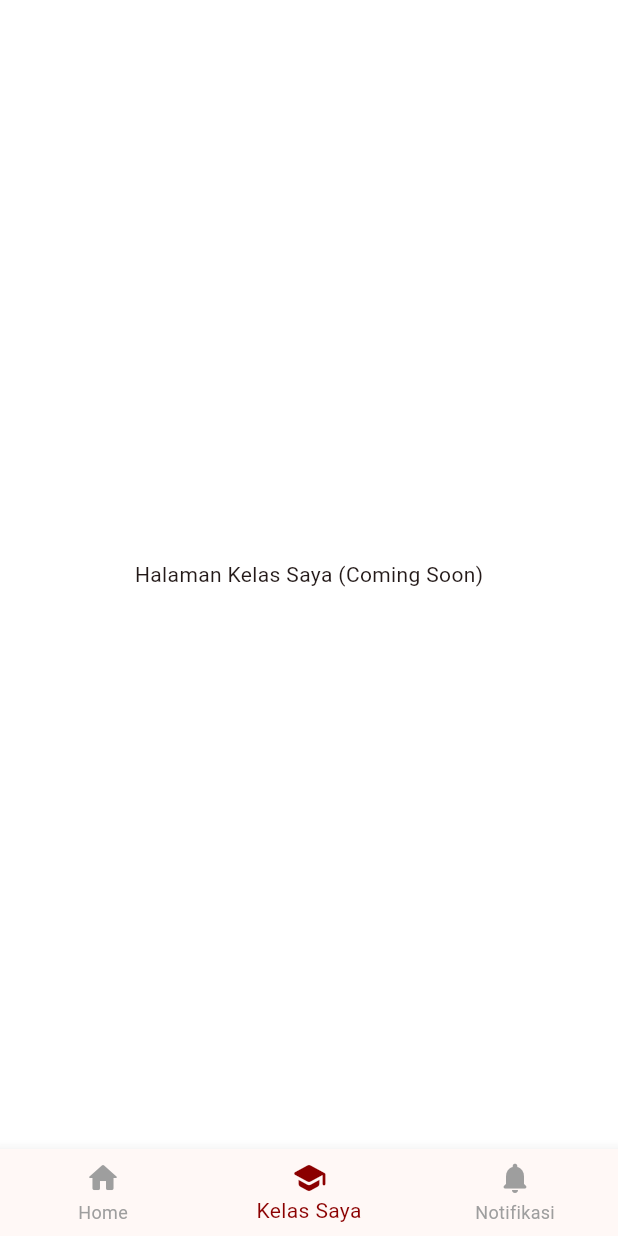
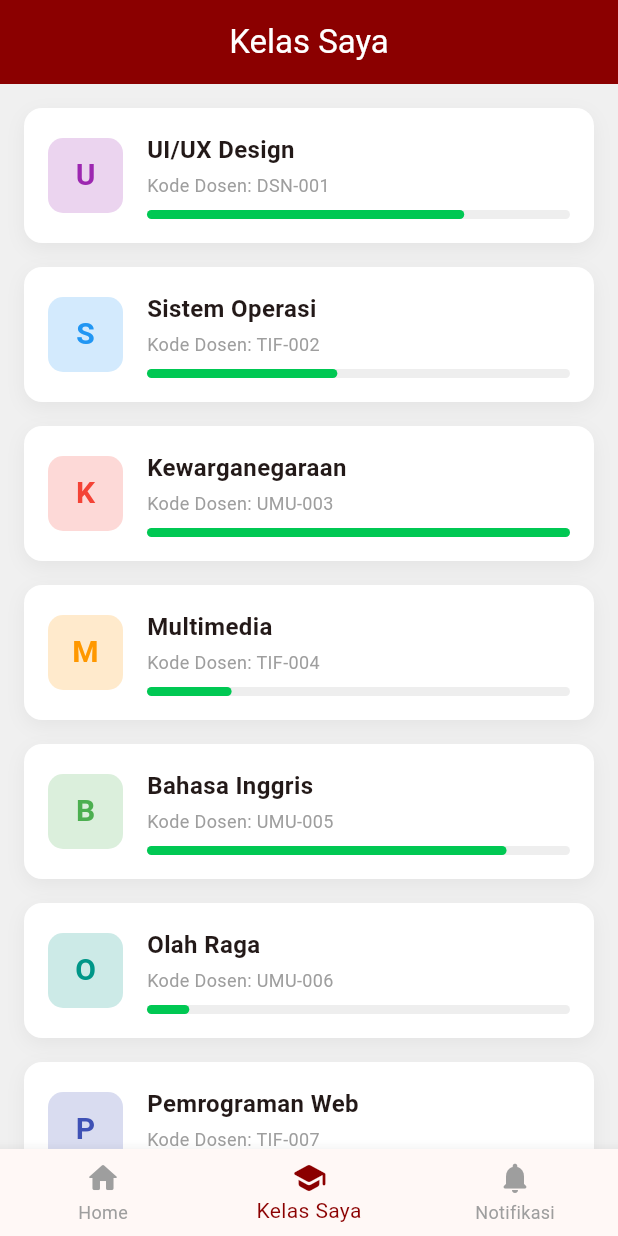
Before and after one commit to mas-fiqi/MLS_tugas_semester7., a Flutter app: the MainScreen screen opened directly, item 2 of the bottom bar chosen, on a phone screen of 412 x 824 dp. Run offline on Flutter 3.47's test engine with Material 3 defaults, Android fonts, the phone set to English and light mode, and no system bars.

Commit message:
halaman profile & komponen lainya

```diff
--- a/lib/features/home/presentation/pages/main_screen.dart
+++ b/lib/features/home/presentation/pages/main_screen.dart
@@ -1,6 +1,8 @@
 import 'package:flutter/material.dart';
 import 'package:learning_management_system/core/constants/colors.dart';
 import 'package:learning_management_system/features/home/presentation/pages/home_screen.dart';
+import 'package:learning_management_system/features/my_classes/presentation/pages/my_classes_screen.dart';
+import 'package:learning_management_system/features/home/presentation/pages/notification_screen.dart';
 
 class MainScreen extends StatefulWidget {
   const MainScreen({super.key});
@@ -12,11 +14,10 @@ class MainScreen extends StatefulWidget {
 class _MainScreenState extends State<MainScreen> {
   int _selectedIndex = 0;
 
-  // List Halaman untuk Bottom Navigation
   final List<Widget> _pages = [
     const HomeScreen(),
-    const Scaffold(body: Center(child: Text("Halaman Kelas Saya (Coming Soon)"))), // Placeholder
-    const Scaffold(body: Center(child: Text("Halaman Notifikasi (Coming Soon)"))), // Placeholder
+    const MyClassesScreen(),
+    const NotificationScreen(),
   ];
 
   void _onItemTapped(int index) {
--- a/lib/features/home/presentation/widgets/course_card.dart
+++ b/lib/features/home/presentation/widgets/course_card.dart
@@ -6,6 +6,7 @@ class CourseCard extends StatelessWidget {
   final String lecturerCode;
   final double progress;
   final Color iconColor;
+  final VoidCallback? onTap;
 
   const CourseCard({
     super.key,
@@ -13,14 +14,17 @@ class CourseCard extends StatelessWidget {
     required this.lecturerCode,
     required this.progress,
     this.iconColor = kPrimaryLightColor,
+    this.onTap,
   });
 
   @override
   Widget build(BuildContext context) {
-    return Container(
-      margin: const EdgeInsets.only(bottom: 16),
-      padding: const EdgeInsets.all(16),
-      decoration: BoxDecoration(
+    return GestureDetector(
+      onTap: onTap,
+      child: Container(
+        margin: const EdgeInsets.only(bottom: 16),
+        padding: const EdgeInsets.all(16),
+        decoration: BoxDecoration(
         color: Colors.white,
         borderRadius: BorderRadius.circular(12),
         boxShadow: [
@@ -87,6 +91,7 @@ class CourseCard extends StatelessWidget {
           ),
         ],
       ),
+    ),
     );
   }
 }
--- /dev/null
+++ b/lib/features/my_classes/presentation/pages/my_classes_screen.dart
@@ -0,0 +1,56 @@
+import 'package:flutter/material.dart';
+import 'package:learning_management_system/core/constants/colors.dart';
+import 'package:learning_management_system/features/home/presentation/widgets/course_card.dart';
+import 'package:learning_management_system/features/my_classes/presentation/pages/course_detail_screen.dart';
+
+class MyClassesScreen extends StatelessWidget {
+  const MyClassesScreen({super.key});
+
+  final List<Map<String, dynamic>> _courses = const [
+    {"name": "UI/UX Design", "code": "DSN-001", "progress": 0.75, "color": Colors.purple},
+    {"name": "Sistem Operasi", "code": "TIF-002", "progress": 0.45, "color": Colors.blue},
+    {"name": "Kewarganegaraan", "code": "UMU-003", "progress": 1.0, "color": Colors.red},
+    {"name": "Multimedia", "code": "TIF-004", "progress": 0.20, "color": Colors.orange},
+    {"name": "Bahasa Inggris", "code": "UMU-005", "progress": 0.85, "color": Colors.green},
+    {"name": "Olah Raga", "code": "UMU-006", "progress": 0.10, "color": Colors.teal},
+    {"name": "Pemrograman Web", "code": "TIF-007", "progress": 0.60, "color": Colors.indigo},
+    {"name": "Basis Data", "code": "TIF-008", "progress": 0.50, "color": Colors.brown},
+  ];
+
+  @override
+  Widget build(BuildContext context) {
+    return Scaffold(
+      appBar: AppBar(
+        title: const Text("Kelas Saya"),
+        automaticallyImplyLeading: false, // Don't show back button on main tabs
+        backgroundColor: kPrimaryColor,
+        elevation: 0,
+      ),
+      backgroundColor: kSurfaceColor,
+      body: ListView.builder(
+        padding: const EdgeInsets.all(16),
+        itemCount: _courses.length,
+        itemBuilder: (context, index) {
+          final course = _courses[index];
+          return CourseCard(
+            courseName: course['name'],
+            lecturerCode: course['code'],
+            progress: course['progress'],
+            iconColor: course['color'],
+            onTap: () {
+              Navigator.push(
+                context,
+                MaterialPageRoute(
+                  builder: (context) => CourseDetailScreen(
+                    courseName: course['name'],
+                    lecturerCode: course['code'],
+                  ),
+                ),
+              );
+            },
+          );
+        },
+      ),
+    );
+  }
+}
```
Also changed, not shown: lib/features/home/presentation/pages/home_screen.dart (+13 -4 lines), lib/features/home/presentation/pages/notification_screen.dart (added, +35 -0 lines), lib/features/my_classes/presentation/pages/course_detail_screen.dart (added, +123 -0 lines), lib/features/profile/presentation/pages/profile_screen.dart (added, +186 -0 lines).
